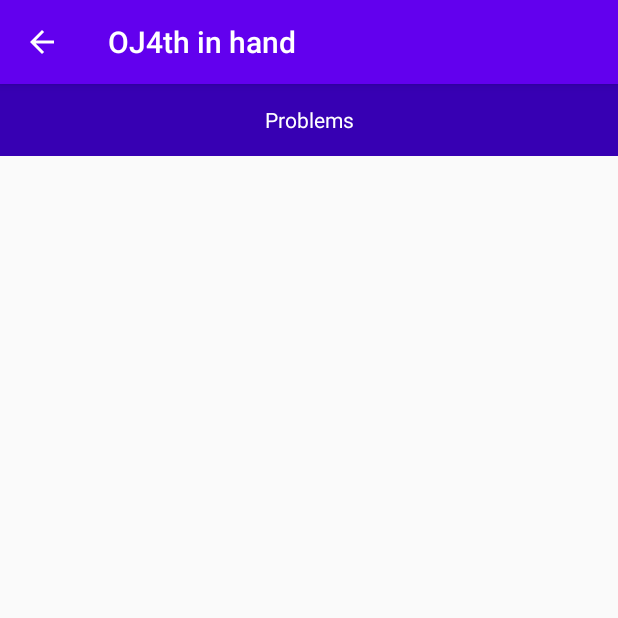
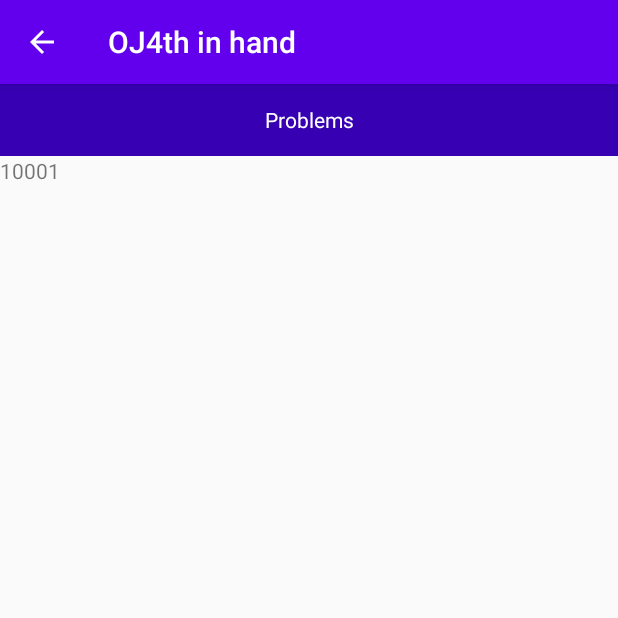
Before and after one commit to Bazoka13/summer2020-work-, an Android app: the ProblemActivity screen opened directly, with no data from a screen before it, on a phone screen of 412 x 824 dp, the top half of it. Run offline under Robolectric (Android 15) with nearby library versions, the phone set to English and light mode, and no system bars.

Commit message:
simple scrollview and update readme

```diff
--- a/OJ4thinhand/app/src/main/res/layout/activity_problem.xml
+++ b/OJ4thinhand/app/src/main/res/layout/activity_problem.xml
@@ -27,5 +27,25 @@
                 android:textColor="#ffffff" />
         </androidx.appcompat.widget.Toolbar>
 
+        <ScrollView
+            android:id="@+id/ScrollView"
+            android:layout_width="match_parent"
+            android:layout_height="match_parent"
+            android:layout_marginTop="48dp"
+            >
+
+            <LinearLayout
+                android:id="@+id/problemsetView"
+                android:layout_width="match_parent"
+                android:layout_height="wrap_content"
+                android:orientation="vertical">
+
+                <TextView
+                    android:layout_width="match_parent"
+                    android:layout_height="match_parent"
+                    android:text="@string/problemset" />
+            </LinearLayout>
+        </ScrollView>
+
     </RelativeLayout>
 </androidx.constraintlayout.widget.ConstraintLayout>
--- a/OJ4thinhand/app/src/main/res/values/strings.xml
+++ b/OJ4thinhand/app/src/main/res/values/strings.xml
@@ -23,4 +23,7 @@
     <string name="community">Community</string>
     <string name="tutorial">Tutorial</string>
     <string name="problems">Problems</string>
+    <string name="problemset">
+        10001
+    </string>
 </resources>
```
Also changed, not shown: 1 other file.
